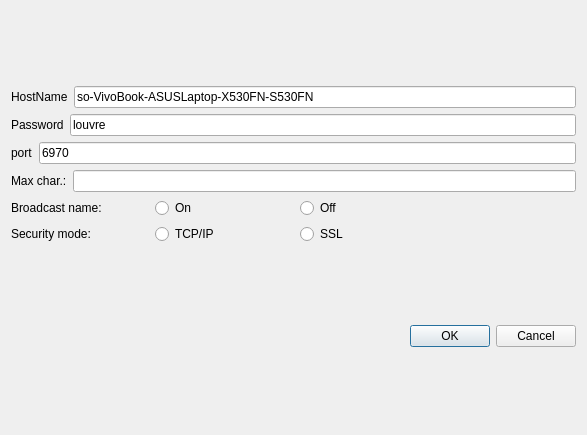
The window that TLS_client/qt_client/server_settings.ui (so-groenen/aysnc_secure_chat_application) describes before a commit, drawn with Qt 5.
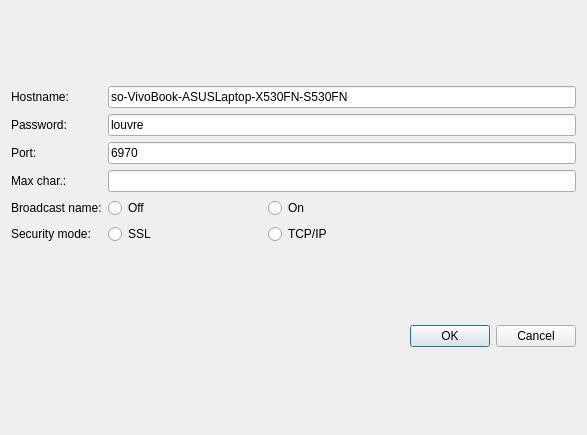
The same window after the commit.

Commit message: updated server settings UI

What changed in the file:
```diff
--- a/TLS_client/qt_client/server_settings.ui
+++ b/TLS_client/qt_client/server_settings.ui
@@ -13,57 +13,62 @@
   <property name="windowTitle">
    <string>Network settings</string>
   </property>
+  <layout class="QVBoxLayout" name="verticalLayout_2">
+   <item>
   <layout class="QGridLayout" name="gridLayout_2">
-   <item row="0" column="0">
-    <layout class="QVBoxLayout" name="verticalLayout_3" stretch="2,1">
-     <item>
-      <layout class="QVBoxLayout" name="verticalLayout">
-       <item>
-        <layout class="QHBoxLayout" name="horizontalLayout_2" stretch="0,1">
-         <item>
-          <widget class="QLabel" name="HostName">
-           <property name="text">
-            <string>HostName</string>
+     <item row="3" column="1">
+      <widget class="QLineEdit" name="maxCharEdit">
+       <property name="inputMethodHints">
+        <set>Qt::InputMethodHint::ImhDigitsOnly</set>
            </property>
           </widget>
          </item>
-         <item>
-          <widget class="QLineEdit" name="hostnameEdit">
+     <item row="2" column="0">
+      <widget class="QLabel" name="label">
            <property name="text">
-            <string>so-VivoBook-ASUSLaptop-X530FN-S530FN</string>
+        <string>Port:</string>
            </property>
           </widget>
          </item>
-        </layout>
-       </item>
-       <item>
-        <layout class="QHBoxLayout" name="horizontalLayout_3" stretch="0,1">
-         <item>
-          <widget class="QLabel" name="label_3">
-           <property name="text">
-            <string>Password</string>
-           </property>
-          </widget>
-         </item>
-         <item>
+     <item row="1" column="1">
           <widget class="QLineEdit" name="passwordEdit">
            <property name="text">
             <string>louvre</string>
            </property>
           </widget>
          </item>
-        </layout>
-       </item>
-       <item>
-        <layout class="QHBoxLayout" name="horizontalLayout" stretch="0,1">
-         <item>
-          <widget class="QLabel" name="label">
-           <property name="text">
-            <string>port</string>
-           </property>
-          </widget>
-         </item>
-         <item>
+     <item row="0" column="0">
+      <widget class="QLabel" name="HostName">
+       <property name="text">
+        <string>Hostname:</string>
+       </property>
+      </widget>
+     </item>
+     <item row="4" column="1">
+      <layout class="QHBoxLayout" name="horizontalLayout_5" stretch="1,2">
+       <item>
+        <widget class="QRadioButton" name="broadcastNameOff">
+         <property name="text">
+          <string>Off</string>
+         </property>
+         <attribute name="buttonGroup">
+          <string notr="true">buttonGroup</string>
+         </attribute>
+        </widget>
+       </item>
+       <item>
+        <widget class="QRadioButton" name="broadcastNameOn">
+         <property name="text">
+          <string>On</string>
+         </property>
+         <attribute name="buttonGroup">
+          <string notr="true">buttonGroup</string>
+         </attribute>
+        </widget>
+       </item>
+      </layout>
+     </item>
+     <item row="2" column="1">
           <widget class="QLineEdit" name="portEdit">
            <property name="inputMethodHints">
             <set>Qt::InputMethodHint::ImhDialableCharactersOnly|Qt::InputMethodHint::ImhDigitsOnly|Qt::InputMethodHint::ImhFormattedNumbersOnly</set>
@@ -73,80 +78,44 @@
            </property>
           </widget>
          </item>
-        </layout>
-       </item>
-       <item>
-        <layout class="QHBoxLayout" name="horizontalLayout_7">
-         <item>
-          <widget class="QLabel" name="label_5">
+     <item row="1" column="0">
+      <widget class="QLabel" name="label_3">
            <property name="text">
-            <string>Max char.:</string>
+        <string>Password:</string>
            </property>
           </widget>
          </item>
-         <item>
-          <widget class="QLineEdit" name="maxCharEdit">
-           <property name="inputMethodHints">
-            <set>Qt::InputMethodHint::ImhDigitsOnly</set>
-           </property>
-          </widget>
-         </item>
-        </layout>
-       </item>
-      </layout>
-     </item>
-     <item>
-      <layout class="QHBoxLayout" name="horizontalLayout_4" stretch="0">
-       <item>
-        <layout class="QGridLayout" name="gridLayout" rowstretch="0,0" columnstretch="1,1,2" columnminimumwidth="0,0,0">
-         <property name="sizeConstraint">
-          <enum>QLayout::SizeConstraint::SetMinAndMaxSize</enum>
-         </property>
-         <item row="0" column="2">
-          <widget class="QRadioButton" name="broadcastNameOff">
-           <property name="text">
-            <string>Off</string>
-           </property>
-           <attribute name="buttonGroup">
-            <string notr="true">buttonGroup</string>
-           </attribute>
-          </widget>
-         </item>
-         <item row="0" column="0">
+     <item row="4" column="0">
           <widget class="QLabel" name="label_4">
            <property name="text">
             <string>Broadcast name:</string>
            </property>
           </widget>
          </item>
+     <item row="3" column="0">
+      <widget class="QLabel" name="label_5">
+       <property name="text">
+        <string>Max char.:</string>
+       </property>
+      </widget>
+     </item>
          <item row="0" column="1">
-          <widget class="QRadioButton" name="broadcastNameOn">
+      <widget class="QLineEdit" name="hostnameEdit">
            <property name="text">
-            <string>On</string>
-           </property>
-           <attribute name="buttonGroup">
-            <string notr="true">buttonGroup</string>
-           </attribute>
-          </widget>
-         </item>
-         <item row="1" column="0">
+        <string>so-VivoBook-ASUSLaptop-X530FN-S530FN</string>
+       </property>
+      </widget>
+     </item>
+     <item row="5" column="0">
           <widget class="QLabel" name="label_2">
            <property name="text">
             <string>Security mode:</string>
            </property>
           </widget>
          </item>
-         <item row="1" column="1">
-          <widget class="QRadioButton" name="tcpRadio">
-           <property name="text">
-            <string>TCP/IP</string>
-           </property>
-           <attribute name="buttonGroup">
-            <string notr="true">buttonGroup_2</string>
-           </attribute>
-          </widget>
-         </item>
-         <item row="1" column="2">
+     <item row="5" column="1">
+      <layout class="QHBoxLayout" name="horizontalLayout_6" stretch="1,2">
+       <item>
           <widget class="QRadioButton" name="sslRadio">
            <property name="text">
             <string>SSL </string>
@@ -156,13 +125,21 @@
            </attribute>
           </widget>
          </item>
-        </layout>
+       <item>
+        <widget class="QRadioButton" name="tcpRadio">
+         <property name="text">
+          <string>TCP/IP</string>
+         </property>
+         <attribute name="buttonGroup">
+          <string notr="true">buttonGroup_2</string>
+         </attribute>
+        </widget>
        </item>
       </layout>
      </item>
     </layout>
    </item>
-   <item row="1" column="0">
+   <item>
     <widget class="QDialogButtonBox" name="buttonBox">
      <property name="orientation">
       <enum>Qt::Orientation::Horizontal</enum>
```
Lines whose indentation alone changed are shown as unchanged. The commit also changes 1 other file.
